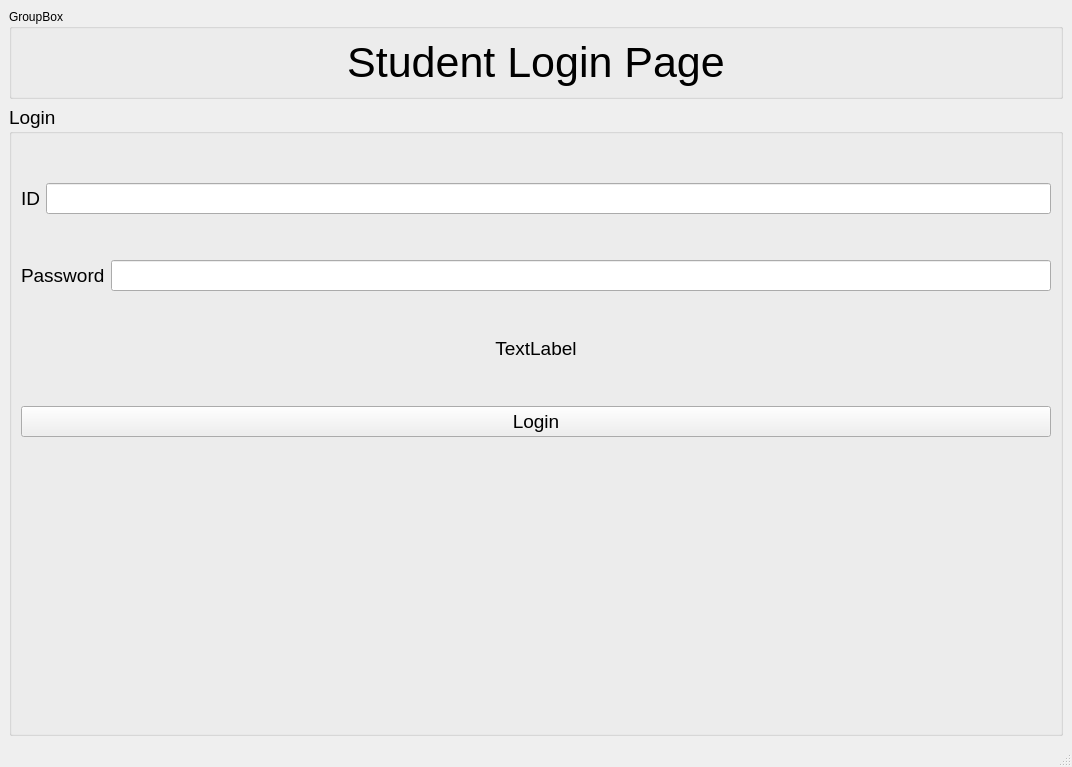
Old version of the form ExamSphereV1/studentlogin.ui in the repository BiratBC/ExamSphereV1.
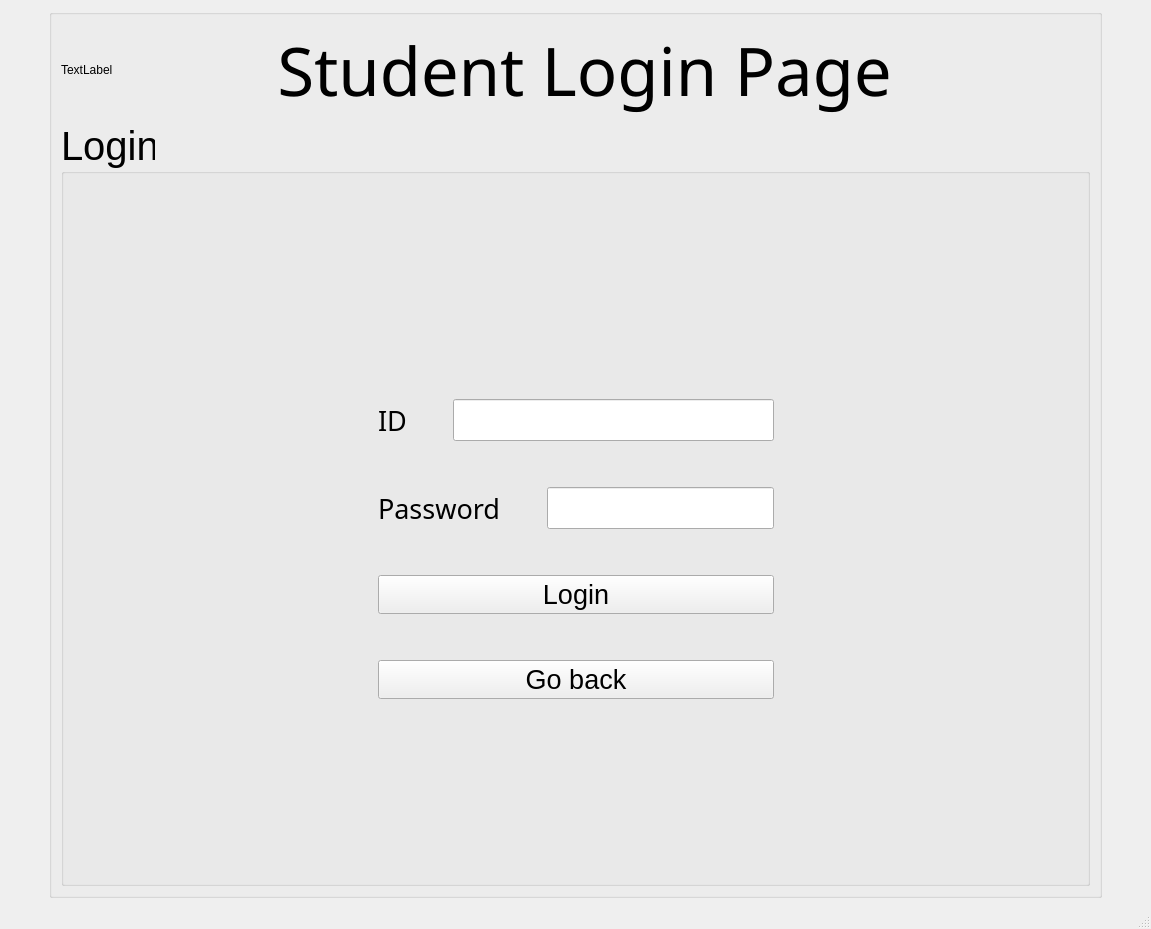
New version of the form.

Diff of the .ui file:
```diff
--- a/ExamSphereV1/studentlogin.ui
+++ b/ExamSphereV1/studentlogin.ui
@@ -6,28 +6,42 @@
    <rect>
     <x>0</x>
     <y>0</y>
-    <width>1072</width>
-    <height>767</height>
+    <width>1151</width>
+    <height>929</height>
    </rect>
   </property>
   <property name="windowTitle">
    <string>ExamSphere</string>
   </property>
   <widget class="QWidget" name="centralwidget">
-   <layout class="QGridLayout" name="gridLayout_2">
-    <item row="0" column="0">
-     <layout class="QVBoxLayout" name="verticalLayout_2">
-      <item>
-       <widget class="QGroupBox" name="groupBox">
-        <property name="title">
-         <string>GroupBox</string>
-        </property>
         <layout class="QGridLayout" name="gridLayout">
-         <item row="0" column="0">
+    <item row="0" column="1">
+     <widget class="QGroupBox" name="groupBox">
+      <property name="title">
+       <string/>
+      </property>
+      <layout class="QVBoxLayout" name="verticalLayout_2">
+       <item>
+        <layout class="QHBoxLayout" name="horizontalLayout_3">
+         <item>
+          <widget class="QLabel" name="logo3">
+           <property name="text">
+            <string>TextLabel</string>
+           </property>
+          </widget>
+         </item>
+         <item>
           <widget class="QLabel" name="label">
+           <property name="sizePolicy">
+            <sizepolicy hsizetype="Expanding" vsizetype="Preferred">
+             <horstretch>0</horstretch>
+             <verstretch>0</verstretch>
+            </sizepolicy>
+           </property>
            <property name="font">
             <font>
-             <pointsize>32</pointsize>
+             <family>Ubuntu Medium</family>
+             <pointsize>50</pointsize>
             </font>
            </property>
            <property name="text">
@@ -38,27 +52,56 @@
            </property>
           </widget>
          </item>
+         <item>
+          <spacer name="horizontalSpacer_7">
+           <property name="orientation">
+            <enum>Qt::Horizontal</enum>
+           </property>
+           <property name="sizeType">
+            <enum>QSizePolicy::Preferred</enum>
+           </property>
+           <property name="sizeHint" stdset="0">
+            <size>
+             <width>40</width>
+             <height>20</height>
+            </size>
+           </property>
+          </spacer>
+         </item>
         </layout>
-       </widget>
       </item>
       <item>
        <widget class="QGroupBox" name="Login">
         <property name="font">
          <font>
-          <pointsize>14</pointsize>
+           <family>Ubuntu</family>
+           <pointsize>30</pointsize>
          </font>
         </property>
         <property name="title">
          <string>Login</string>
         </property>
-        <layout class="QVBoxLayout" name="verticalLayout_3">
-         <item>
+         <layout class="QGridLayout" name="gridLayout_3">
+          <item row="2" column="0">
+           <spacer name="horizontalSpacer">
+            <property name="orientation">
+             <enum>Qt::Horizontal</enum>
+            </property>
+            <property name="sizeHint" stdset="0">
+             <size>
+              <width>40</width>
+              <height>20</height>
+             </size>
+            </property>
+           </spacer>
+          </item>
+          <item row="1" column="1">
           <spacer name="verticalSpacer_2">
            <property name="orientation">
             <enum>Qt::Vertical</enum>
            </property>
            <property name="sizeType">
-            <enum>QSizePolicy::Fixed</enum>
+             <enum>QSizePolicy::Maximum</enum>
            </property>
            <property name="sizeHint" stdset="0">
             <size>
@@ -68,24 +111,94 @@
            </property>
           </spacer>
          </item>
+          <item row="0" column="1">
+           <spacer name="verticalSpacer_5">
+            <property name="orientation">
+             <enum>Qt::Vertical</enum>
+            </property>
+            <property name="sizeHint" stdset="0">
+             <size>
+              <width>20</width>
+              <height>40</height>
+             </size>
+            </property>
+           </spacer>
+          </item>
+          <item row="2" column="2">
+           <spacer name="horizontalSpacer_2">
+            <property name="orientation">
+             <enum>Qt::Horizontal</enum>
+            </property>
+            <property name="sizeHint" stdset="0">
+             <size>
+              <width>40</width>
+              <height>20</height>
+             </size>
+            </property>
+           </spacer>
+          </item>
+          <item row="3" column="1">
+           <spacer name="verticalSpacer">
+            <property name="orientation">
+             <enum>Qt::Vertical</enum>
+            </property>
+            <property name="sizeHint" stdset="0">
+             <size>
+              <width>20</width>
+              <height>40</height>
+             </size>
+            </property>
+           </spacer>
+          </item>
+          <item row="2" column="1">
+           <layout class="QVBoxLayout" name="verticalLayout_3">
          <item>
           <layout class="QVBoxLayout" name="verticalLayout">
            <item>
             <layout class="QHBoxLayout" name="horizontalLayout">
              <item>
               <widget class="QLabel" name="id">
+                  <property name="font">
+                   <font>
+                    <family>Ubuntu Light</family>
+                    <pointsize>20</pointsize>
+                   </font>
+                  </property>
                <property name="text">
                 <string>ID</string>
                </property>
               </widget>
              </item>
              <item>
-              <widget class="QLineEdit" name="idLine"/>
+                 <spacer name="horizontalSpacer_3">
+                  <property name="orientation">
+                   <enum>Qt::Horizontal</enum>
+                  </property>
+                  <property name="sizeType">
+                   <enum>QSizePolicy::Preferred</enum>
+                  </property>
+                  <property name="sizeHint" stdset="0">
+                   <size>
+                    <width>40</width>
+                    <height>20</height>
+                   </size>
+                  </property>
+                 </spacer>
+                </item>
+                <item>
+                 <widget class="QLineEdit" name="idLine">
+                  <property name="font">
+                   <font>
+                    <family>Ubuntu Light</family>
+                    <pointsize>18</pointsize>
+                   </font>
+                  </property>
+                 </widget>
              </item>
             </layout>
            </item>
            <item>
-            <spacer name="verticalSpacer">
+               <spacer name="verticalSpacer_3">
              <property name="orientation">
               <enum>Qt::Vertical</enum>
              </property>
@@ -104,43 +217,49 @@
             <layout class="QHBoxLayout" name="horizontalLayout_2">
              <item>
               <widget class="QLabel" name="password">
+                  <property name="font">
+                   <font>
+                    <family>Ubuntu Light</family>
+                    <pointsize>20</pointsize>
+                   </font>
+                  </property>
                <property name="text">
                 <string>Password</string>
                </property>
               </widget>
              </item>
              <item>
-              <widget class="QLineEdit" name="passwordLine"/>
-             </item>
-            </layout>
-           </item>
-          </layout>
-         </item>
-         <item>
-          <spacer name="verticalSpacer_5">
+                 <spacer name="horizontalSpacer_4">
            <property name="orientation">
-            <enum>Qt::Vertical</enum>
+                   <enum>Qt::Horizontal</enum>
            </property>
            <property name="sizeType">
             <enum>QSizePolicy::Preferred</enum>
            </property>
            <property name="sizeHint" stdset="0">
             <size>
-             <width>20</width>
-             <height>40</height>
+                    <width>40</width>
+                    <height>20</height>
             </size>
            </property>
           </spacer>
          </item>
          <item>
-          <widget class="QLabel" name="error">
-           <property name="text">
-            <string>TextLabel</string>
-           </property>
-           <property name="alignment">
-            <set>Qt::AlignCenter</set>
-           </property>
-          </widget>
+                 <widget class="QLineEdit" name="passwordLine">
+                  <property name="font">
+                   <font>
+                    <family>Ubuntu Light</family>
+                    <pointsize>18</pointsize>
+                   </font>
+                  </property>
+                  <property name="echoMode">
+                   <enum>QLineEdit::Password</enum>
+                  </property>
+                 </widget>
+                </item>
+               </layout>
+              </item>
+             </layout>
          </item>
          <item>
           <spacer name="verticalSpacer_4">
@@ -160,18 +279,24 @@
          </item>
          <item>
           <widget class="QPushButton" name="pushButton">
+              <property name="font">
+               <font>
+                <family>Ubuntu</family>
+                <pointsize>20</pointsize>
+               </font>
+              </property>
            <property name="text">
             <string>Login</string>
            </property>
           </widget>
          </item>
          <item>
-          <spacer name="verticalSpacer_3">
+             <spacer name="verticalSpacer_6">
            <property name="orientation">
             <enum>Qt::Vertical</enum>
            </property>
            <property name="sizeType">
-            <enum>QSizePolicy::MinimumExpanding</enum>
+               <enum>QSizePolicy::Preferred</enum>
            </property>
            <property name="sizeHint" stdset="0">
             <size>
@@ -181,10 +306,58 @@
            </property>
           </spacer>
          </item>
-        </layout>
+            <item>
+             <widget class="QPushButton" name="pushButton_2">
+              <property name="font">
+               <font>
+                <family>Ubuntu</family>
+                <pointsize>20</pointsize>
+               </font>
+              </property>
+              <property name="text">
+               <string>Go back</string>
+              </property>
+             </widget>
+            </item>
+           </layout>
+          </item>
+         </layout>
        </widget>
       </item>
      </layout>
+     </widget>
+    </item>
+    <item row="0" column="0">
+     <spacer name="horizontalSpacer_5">
+      <property name="orientation">
+       <enum>Qt::Horizontal</enum>
+      </property>
+      <property name="sizeType">
+       <enum>QSizePolicy::Minimum</enum>
+      </property>
+      <property name="sizeHint" stdset="0">
+       <size>
+        <width>40</width>
+        <height>20</height>
+       </size>
+      </property>
+     </spacer>
+    </item>
+    <item row="0" column="3">
+     <spacer name="horizontalSpacer_6">
+      <property name="orientation">
+       <enum>Qt::Horizontal</enum>
+      </property>
+      <property name="sizeType">
+       <enum>QSizePolicy::Minimum</enum>
+      </property>
+      <property name="sizeHint" stdset="0">
+       <size>
+        <width>40</width>
+        <height>20</height>
+       </size>
+      </property>
+     </spacer>
     </item>
    </layout>
   </widget>
```
Left out of the diff: 2 changed lines with no effect on the pictures. Lines whose indentation alone changed are shown as unchanged.
